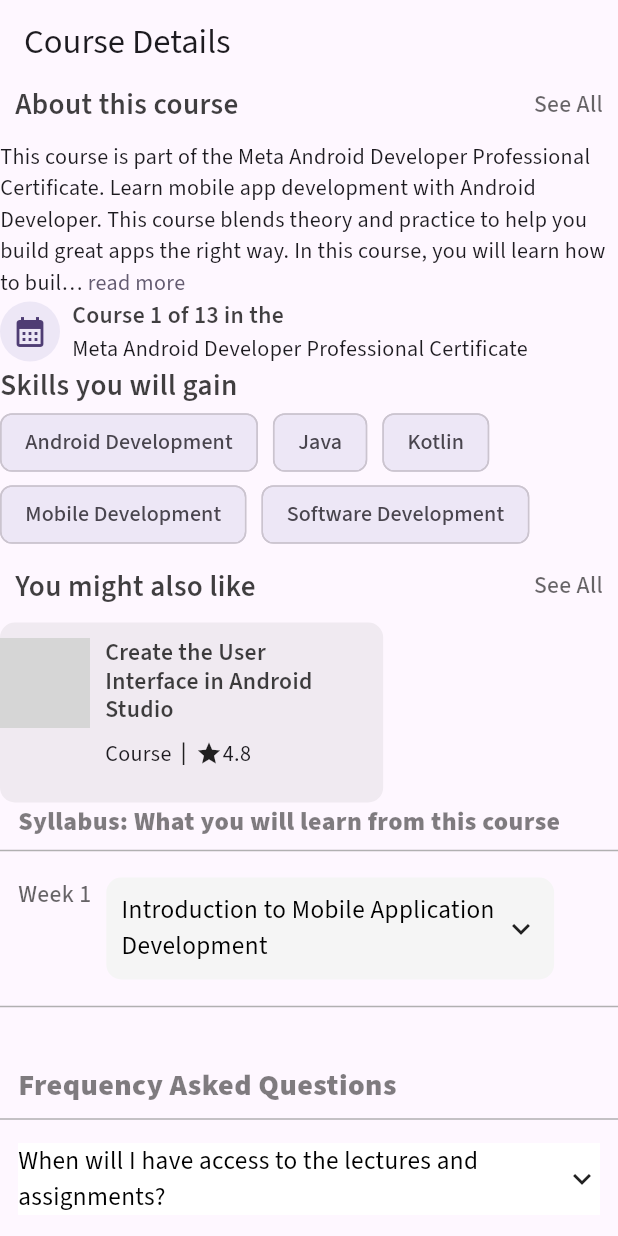
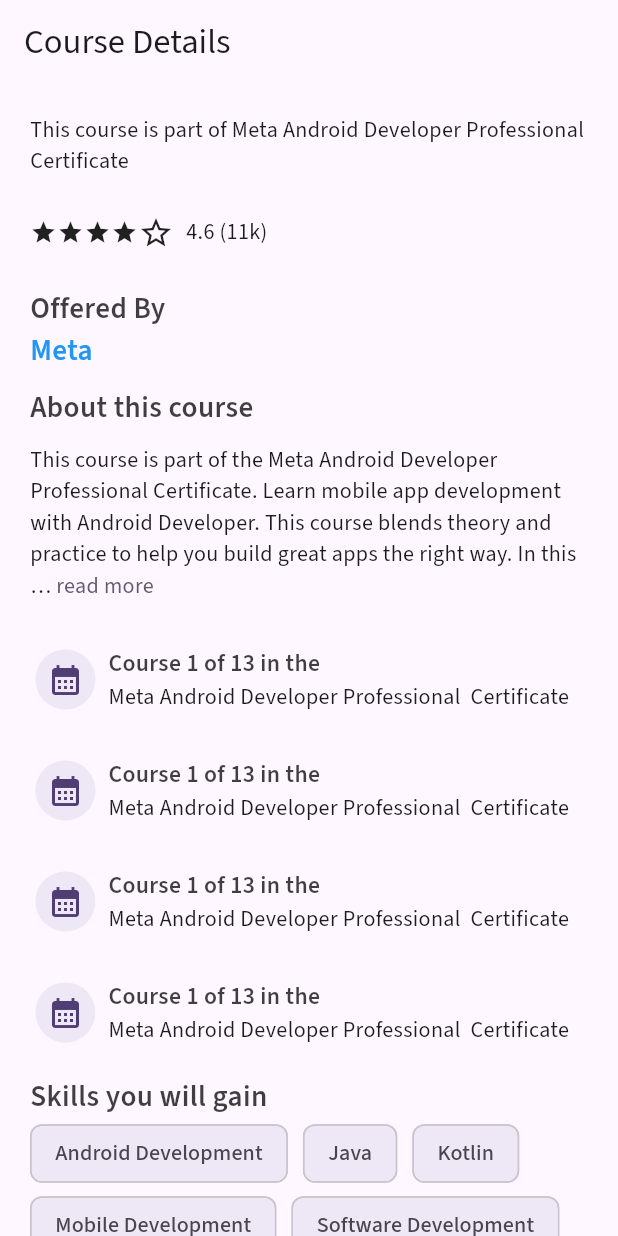
Before and after one commit to mr-jagdish-pu/coursera-app, a Flutter app: the screen it shows once a user with an empty profile is signed in, on a phone screen of 412 x 824 dp. Run offline on Flutter 3.47's test engine with Material 3 defaults, Android fonts, the phone set to English and light mode, and no system bars; drawn by our look-alikes of getwidget, readmore; our stand-ins replace dots_indicator, equatable, firebase_auth, firebase_core, flutter_bloc, google_fonts and 1 more; accounts and stored records are empty; network calls fail; grey boxes are pictures that could not be loaded.

Commit message:
feat:course details page cloned

```diff
--- a/analysis_options.yaml
+++ b/analysis_options.yaml
@@ -7,7 +7,7 @@
 
 # The following line activates a set of recommended lints for Flutter apps,
 # packages, and plugins designed to encourage good coding practices.
-//include: package:flutter_lints/flutter.yaml
+#include: package:flutter_lints/flutter.yaml
 
 linter:
   # The lint rules applied to this project can be customized in the
--- a/lib/features/auth/models/user_model.dart
+++ b/lib/features/auth/models/user_model.dart
@@ -4,14 +4,14 @@ class UserModel extends Equatable {
   final String id;
   final String email;
   final String name;
-   String? photoUrl;
-
+  final String? photoUrl;
 
   UserModel({
     required this.id,
     required this.email,
     required this.name,
-     this.photoUrl ='https://icon-library.com/images/person-icon-png-transparent/person-icon-png-transparent-13.jpg',
+    this.photoUrl =
+        'https://icon-library.com/images/person-icon-png-transparent/person-icon-png-transparent-13.jpg',
   });
 
   @override
@@ -28,8 +28,6 @@ class UserModel extends Equatable {
 
   //from firebase usercredentials to usermodel
 
-
-
   Map<String, dynamic> toJson() {
     return {
       'id': id,
--- a/lib/features/auth/presentation/pages/login_page.dart
+++ b/lib/features/auth/presentation/pages/login_page.dart
@@ -4,19 +4,16 @@ import 'package:auth_fb_bloc/features/auth/presentation/pages/registration_page.
 import 'package:flutter/material.dart';
 import 'package:flutter_bloc/flutter_bloc.dart';
 
-import '../../repository/firebase_auth_repo.dart';
 final GlobalKey<FormState> formKey1 = GlobalKey<FormState>();
+
 class LoginPage extends StatelessWidget {
   //form key
-
 
   //controllers
   final TextEditingController emailController = TextEditingController();
   final TextEditingController passwordController = TextEditingController();
 
   //instance of firebaserepo
-  final FireBaseAuthenticationRepository _fireBaseAuthenticationRepository =
-  FireBaseAuthenticationRepository();
 
   LoginPage({super.key});
 
@@ -45,12 +42,13 @@ class LoginPage extends StatelessWidget {
             width: double.maxFinite,
             height: 50,
             padding: EdgeInsets.symmetric(horizontal: 20),
-            child: BlocConsumer<FirebaseAuthenticatorBloc, FirebaseAuthenticatorState>(
+            child: BlocConsumer<FirebaseAuthenticatorBloc,
+                FirebaseAuthenticatorState>(
               builder: (context, state) {
                 print("STATE FROM LOGIN 48 ${state}");
 
                 return FilledButton(
-                  onPressed:  () {
+                  onPressed: () {
                     //check if form is valid
                     if (formKey.currentState!.validate()) {
                       BlocProvider.of<FirebaseAuthenticatorBloc>(context).add(
@@ -66,21 +64,25 @@ class LoginPage extends StatelessWidget {
                     }
                     //snackbar to show to resolve the issue
                     else {
-                      ScaffoldMessenger.of(context).showSnackBar(
-                        SnackBar(
-                          content: Text(
-                              ('Please satisfy the requirements to login'),
+                      ScaffoldMessenger.of(context).showSnackBar(SnackBar(
+                        content: Text(
+                          ('Please satisfy the requirements to login'),
                         ),
                       ));
                     }
                   },
-                  child: (state is FirebaseAuthenticatorLoading)?CircularProgressIndicator(): Text('Login'),
+                  child: (state is FirebaseAuthenticatorLoading)
+                      ? CircularProgressIndicator()
+                      : Text('Login'),
                 );
-              }, listener: (BuildContext context, FirebaseAuthenticatorState state) {
-                if(state is FirebaseAuthenticatorSuccess){
-                  Navigator.of(context).push(MaterialPageRoute(builder: (_)=>HomePage()));
+              },
+              listener:
+                  (BuildContext context, FirebaseAuthenticatorState state) {
+                if (state is FirebaseAuthenticatorSuccess) {
+                  Navigator.of(context)
+                      .push(MaterialPageRoute(builder: (_) => HomePage()));
                 }
-            },
+              },
             ),
           ),
         ],
--- a/lib/features/course_showcase/presentation/ui/pages/course_details.dart
+++ b/lib/features/course_showcase/presentation/ui/pages/course_details.dart
@@ -1,7 +1,6 @@
-import 'package:auth_fb_bloc/features/course_showcase/presentation/ui/widgets/subsection_comp.dart';
+import '../widgets/subsection_comp.dart';
 import 'package:auth_fb_bloc/utils/custom_styles/text_styles.dart';
 import 'package:auth_fb_bloc/utils/responsiveness/extensions.dart';
-import 'package:flutter/cupertino.dart';
 import 'package:flutter/material.dart';
 import 'package:getwidget/components/accordion/gf_accordion.dart';
 import 'package:readmore/readmore.dart';
@@ -17,7 +16,57 @@ class CourseDetails extends StatelessWidget {
       ),
       body: ListView(
         children: [
+          Padding(
+            padding: const EdgeInsets.only(
+                left: 20.0, right: 10, bottom: 25, top: 20),
+            child: Text(
+                'This course is part of Meta Android Developer Professional Certificate'),
+          ),
+          Padding(
+            padding: const EdgeInsets.only(
+              left: 20.0,
+              right: 10,
+              bottom: 25,
+            ),
+            child: Row(
+              children: [
+                Icon(Icons.star, size: 18),
+                Icon(Icons.star, size: 18),
+                Icon(Icons.star, size: 18),
+                Icon(Icons.star, size: 18),
+                Icon(Icons.star_border_outlined),
+                SizedBox(
+                  width: 8,
+                ),
+                Text("4.6 (11k)"),
+              ],
+            ),
+          ),
+          Padding(
+            padding: const EdgeInsets.symmetric(horizontal: 20.0),
+            child: Text(
+              'Offered By',
+              style: TextStyles.thickTitle,
+              overflow: TextOverflow.ellipsis,
+              maxLines: 2,
+            ),
+          ),
+          Padding(
+            padding: const EdgeInsets.symmetric(horizontal: 20.0),
+            child: Text(
+              'Meta',
+              style: TextStyles.thickTitle.copyWith(color: Colors.blue),
+              overflow: TextOverflow.ellipsis,
+              maxLines: 2,
+            ),
+          ),
+          SizedBox(
+            height: 10,
+          ),
           AboutThisCourseCard(),
+          ReusableCourseInfoC(),
+          ReusableCourseInfoC(),
+          ReusableCourseInfoC(),
           ReusableCourseInfoC(),
           SkillYoullGainC(),
           Container(
@@ -41,60 +90,71 @@ class AboutThisCourseCard extends StatelessWidget {
       child: Column(
         crossAxisAlignment: CrossAxisAlignment.start,
         children: [
-          SubSection(
-            topic: 'About this course',
+          Padding(
+            padding: const EdgeInsets.symmetric(horizontal: 20.0),
+            child: Text(
+              'About this course',
+              style: TextStyles.thickTitle,
+              overflow: TextOverflow.ellipsis,
+              maxLines: 2,
+            ),
           ),
           SizedBox(
             height: 10,
           ),
-          ReadMoreText(
+          Padding(
+            padding: const EdgeInsets.symmetric(horizontal: 20.0),
+            child: ReadMoreText(
+
                 trimLines: 4,
                 'This course is part of the Meta Android Developer Professional Certificate. Learn mobile app development with Android Developer. This course blends theory and practice to help you build great apps the right way. In this course, you will learn how to build a user interface and retrieve data from the web. You will also learn how to use the Android Room library to create a database and how to use the Android WorkManager to schedule deferrable, asynchronous tasks. You will also learn how to use the Android WorkManager to schedule deferrable, asynchronous tasks. You will also learn how to use the Android WorkManager to schedule deferrable, asynchronous tasks. You will also learn how to use the Android WorkManager to schedule deferrable, asynchronous tasks. You will also learn how to use the Android WorkManager to schedule deferrable, asynchronous tasks. You will also learn how to use the Android WorkManager to schedule deferrable, asynchronous tasks. You will also learn how to use the Android WorkManager to schedule deferrable, asynchronous tasks. You will also learn how to use the Android WorkManager to schedule deferrable, asynchronous tasks.',
-          trimMode: TrimMode.Line
-
+                trimMode: TrimMode.Line),
           )
-
-
-
         ],
       ),
     );
   }
 }
 
-
 class ReusableCourseInfoC extends StatelessWidget {
-  const ReusableCourseInfoC({super.key});
-
   @override
   Widget build(BuildContext context) {
     final wd = MediaQuery.of(context).size.width;
     return Container(
+      width: wd,
+      padding: EdgeInsets.only(left: 23, top: 30),
       child: Row(
         children: [
-          CircleAvatar(
+          SizedBox(
+            width: 0.1 * wd,
+            child: CircleAvatar(
               child: Icon(Icons.calendar_month),
               backgroundColor: Colors.deepPurple.shade50,
+            ),
           ),
           SizedBox(
             width: 8,
           ),
-          Column(
+          SizedBox(
+            width: wd * 0.8,
+            child: Column(
+              mainAxisSize: MainAxisSize.min,
               mainAxisAlignment: MainAxisAlignment.start,
               crossAxisAlignment: CrossAxisAlignment.start,
               children: [
                 Text(
-                'Course 1 of 13 in the',
+                  'Course 1 of 13 in the ',
                   style: TextStyles.thickTitle.copyWith(fontSize: 15),
                 ),
                 Container(
                     child: Text(
-                    'Meta Android Developer Professional Certificate',
+                      'Meta Android Developer Professional  Certificate',
                       maxLines: 5,
                       overflow: TextOverflow.ellipsis,
                     ),
                     width: wd * 0.8),
               ],
+            ),
           ),
         ],
       ),
@@ -109,6 +169,7 @@ class SkillYoullGainC extends StatelessWidget {
   Widget build(BuildContext context) {
     final wd = MediaQuery.of(context).size.width;
     return Container(
+      margin: EdgeInsets.all(20),
       width: wd.w,
       child: Column(crossAxisAlignment: CrossAxisAlignment.start, children: [
         Text(
@@ -150,17 +211,19 @@ class SuggestedCoursesC extends StatelessWidget {
 
   @override
   Widget build(BuildContext context) {
-    final wd = MediaQuery.of(context).size.width;
     return Column(
       crossAxisAlignment: CrossAxisAlignment.start,
       children: [
         SubSection(
-          topic: 'You might also like',
+          topic: 'You might be interested in',
         ),
         SizedBox(
-          height: 10,
+          height: 15,
         ),
-        CourseCardTileC(),
+        Padding(
+          padding: const EdgeInsets.symmetric(horizontal: 20.0),
+          child: CourseCardTileC(),
+        ),
       ],
     );
   }
@@ -189,7 +252,7 @@ class CourseCardTileC extends StatelessWidget {
             mainAxisAlignment: MainAxisAlignment.start,
             children: [
               Container(
-                  padding: EdgeInsets.only(top: 10),
+                  padding: EdgeInsets.only(top: 10, left: 4),
                   child: ClipRRect(
                     borderRadius: BorderRadius.circular(10),
                     child: Image.network(
@@ -197,7 +260,7 @@ class CourseCardTileC extends StatelessWidget {
                       fit: BoxFit.fill,
                     ),
                   ),
-                  width: 60,
+                  width: 65,
                   height: 70),
               SizedBox(
                 height: 8,
@@ -253,15 +316,15 @@ class SyllabusSectionC extends StatelessWidget {
 
   @override
   Widget build(BuildContext context) {
-    final wd = MediaQuery.of(context).size.width;
     return Column(
       crossAxisAlignment: CrossAxisAlignment.start,
       children: [
         Padding(
-          padding: const EdgeInsets.symmetric(horizontal: 12.0),
+          padding: const EdgeInsets.symmetric(horizontal: 20.0, vertical: 20),
           child: Text('Syllabus: What you will learn from this course',
               style: TextStyles.bigThickTitle
-                  .copyWith(fontSize: 19,  fontWeight: FontWeight.w900), textScaler: TextScaler.linear(0.9)),
+                  .copyWith(fontSize: 19, fontWeight: FontWeight.w900),
+              textScaler: TextScaler.linear(0.9)),
         ),
         Divider(
           color: Colors.grey.withOpacity(0.8),
@@ -272,7 +335,14 @@ class SyllabusSectionC extends StatelessWidget {
           color: Colors.grey.withOpacity(0.8),
           thickness: 1,
         ),
-        Container(height: 30,)
+        TimeLineComp(),
+        Divider(
+          color: Colors.grey.withOpacity(0.8),
+          thickness: 1,
+        ),
+        Container(
+          height: 30,
+        )
       ],
     );
   }
@@ -287,7 +357,7 @@ class TimeLineComp extends StatelessWidget {
     return SizedBox(
       width: wd * 0.95,
       child: Padding(
-        padding: const EdgeInsets.symmetric(horizontal: 12.0),
+        padding: const EdgeInsets.symmetric(horizontal: 20.0),
         child: Row(
           mainAxisAlignment: MainAxisAlignment.center,
           crossAxisAlignment: CrossAxisAlignment.start,
@@ -295,7 +365,7 @@ class TimeLineComp extends StatelessWidget {
             Padding(
               padding: const EdgeInsets.only(top: 10.0),
               child: Text(
-                'Week 1',
+                'Week 1'.toUpperCase(),
                 style: TextStyles.normalBut70,
               ),
             ),
@@ -369,12 +439,11 @@ class FAQSectionC extends StatelessWidget {
 
   @override
   Widget build(BuildContext context) {
-    final wd = MediaQuery.of(context).size.width;
     return Column(
       crossAxisAlignment: CrossAxisAlignment.start,
       children: [
         Padding(
-          padding: const EdgeInsets.symmetric(horizontal: 12.0),
+          padding: const EdgeInsets.symmetric(horizontal: 20.0),
           child: Text('Frequency Asked Questions',
               style: TextStyles.bigThickTitle
                   .copyWith(fontSize: 19, fontWeight: FontWeight.w900)),
@@ -408,7 +477,7 @@ class FAQTileC extends StatelessWidget {
   Widget build(BuildContext context) {
     final wd = MediaQuery.of(context).size.width;
     return Container(
-      padding: EdgeInsets.symmetric(horizontal: 12),
+      padding: EdgeInsets.symmetric(horizontal: 20),
       width: wd,
       child: GFAccordion(
         margin: EdgeInsets.symmetric(vertical: 8),
--- a/lib/features/course_showcase/presentation/ui/widgets/course_card_comp.dart
+++ b/lib/features/course_showcase/presentation/ui/widgets/course_card_comp.dart
@@ -3,7 +3,6 @@ import 'package:auth_fb_bloc/utils/responsiveness/extensions.dart';
 import 'package:flutter/material.dart';
 
 import '../../../../../utils/custom_styles/text_styles.dart';
-import '../pages/homepage.dart';
 
 class CourseCard extends StatelessWidget {
   const CourseCard({super.key});
--- a/lib/features/course_showcase/presentation/ui/widgets/subsection_comp.dart
+++ b/lib/features/course_showcase/presentation/ui/widgets/subsection_comp.dart
@@ -1,6 +1,5 @@
 import 'package:auth_fb_bloc/utils/responsiveness/extensions.dart';
 import 'package:flutter/material.dart';
-import 'package:google_fonts/google_fonts.dart';
 
 import '../../../../../utils/custom_styles/text_styles.dart';
 
@@ -12,12 +11,13 @@ class SubSection extends StatelessWidget {
   Widget build(BuildContext context) {
     final wd = MediaQuery.of(context).size.width;
     return Container(
+      padding: EdgeInsets.symmetric(horizontal: 20),
       width: wd.w,
       child: Row(
         mainAxisAlignment: MainAxisAlignment.spaceBetween,
         children: [
           Container(
-            width:  (wd * 0.7).w,
+            width: (wd * 0.7).w,
             child: Text(
               '$topic',
               style: TextStyles.thickTitle,
@@ -28,7 +28,6 @@ class SubSection extends StatelessWidget {
           Text("See All", style: TextStyles.normalBut70),
         ],
       ),
-      padding: EdgeInsets.symmetric(horizontal: 10),
     );
   }
 }
--- a/lib/features/user_profile/presentation/ui/pages/profile_page.dart
+++ b/lib/features/user_profile/presentation/ui/pages/profile_page.dart
@@ -1,4 +1,3 @@
-import 'package:auth_fb_bloc/features/course_showcase/presentation/ui/widgets/subsection_comp.dart';
 import 'package:auth_fb_bloc/utils/custom_styles/text_styles.dart';
 import 'package:flutter/material.dart';
 import 'package:material_symbols_icons/symbols.dart';
@@ -15,7 +14,7 @@ class ProfilePage extends StatelessWidget {
           centerTitle: true,
           actions: [
             Padding(
-              padding: const EdgeInsets.only(top:16.0),
+              padding: const EdgeInsets.only(top: 16.0),
               child: IconButton(
                 onPressed: () {},
                 icon: Icon(
```
Also changed, not shown: lib/features/auth/presentation/authenticator_bloc/firebase_authenticator_bloc.dart (+7 -8 lines), lib/features/auth/presentation/pages/homepage.dart (+11 -6 lines), lib/features/course_showcase/presentation/ui/pages/see_all_page.dart (+22 -11 lines), lib/main.dart (+0 -7 lines), lib/test_screens/demo_screens.dart (+14 -8 lines), lib/features/course_showcase/presentation/ui/widgets/about_this_course.dart (added). Lines whose indentation alone changed are shown as unchanged.
